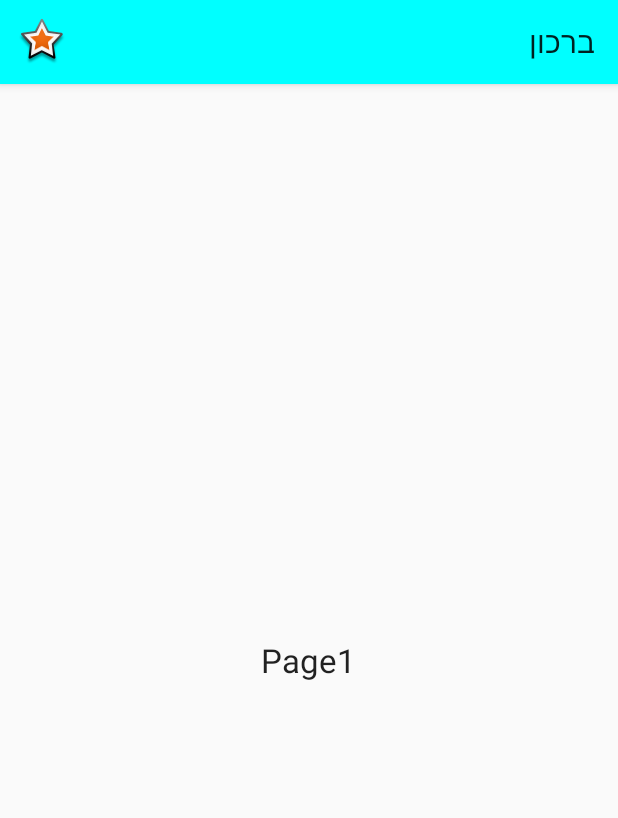
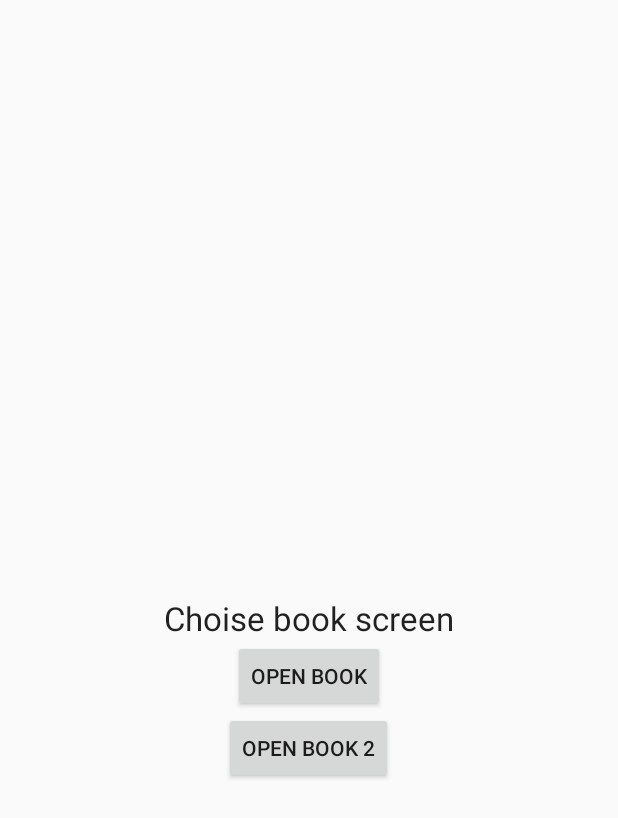
Before and after one commit to sergey-korchagin/brachot, an Android app: the screen it shows after launch (MainActivity before the commit, ChoiceBookActivity after it), on a phone screen of 412 x 824 dp. Shown: the top 818 px of the screen. Run offline under Robolectric (Android 15) with nearby library versions, the light colour scheme and no system bars.

Commit message:
choice screen splash screen

```diff
--- a/Brakhot/app/src/main/java/com/brakhot/MainActivity.java
+++ b/Brakhot/app/src/main/java/com/brakhot/activity/BookPagerActivity.java
@@ -1,4 +1,4 @@
-package com.brakhot;
+package com.brakhot.activity;
 
 import android.graphics.Color;
 import android.support.v4.view.ViewPager;
@@ -9,11 +9,12 @@ import android.view.Menu;
 import android.view.MenuItem;
 
 
+import com.brakhot.R;
 import com.brakhot.adapter.ViewPagerAdapter;
 import com.brakhot.dialog.MenuDialogFragment;
 import com.brakhot.interfaces.MainActivityCallbackListener;
 
-public class MainActivity extends AppCompatActivity implements MainActivityCallbackListener {
+public class BookPagerActivity extends AppCompatActivity implements MainActivityCallbackListener {
     private Toolbar mToolbar;
     private MenuDialogFragment mMenuDialogFragmentFragment;
     private ViewPager mPager;
@@ -22,13 +23,14 @@ public class MainActivity extends AppCompatActivity implements MainActivityCallb
     @Override
     protected void onCreate(Bundle savedInstanceState) {
         super.onCreate(savedInstanceState);
-        setContentView(R.layout.activity_main);
-
+        setContentView(R.layout.book_pager_activity);
+        Bundle b = getIntent().getExtras();
+        String id = b.getString("id");
         mToolbar = (Toolbar) findViewById(R.id.my_toolbar);
         setSupportActionBar(mToolbar);
         try {
             if (getSupportActionBar() != null) {
-                getSupportActionBar().setTitle(R.string.app_name);
+                getSupportActionBar().setTitle(id);
             }
         } catch (NullPointerException e) {
             e.printStackTrace();
@@ -55,9 +57,7 @@ public class MainActivity extends AppCompatActivity implements MainActivityCallb
         int id = item.getItemId();
 
         switch (id) {
-//            case R.id.action_settings: {
-//                return true;
-//            }
+
             case R.id.action_favorite: {
                 mMenuDialogFragmentFragment.show(getFragmentManager(), "mMenuDialogFragmentFragment");
                 return true;
@@ -83,4 +83,5 @@ public class MainActivity extends AppCompatActivity implements MainActivityCallb
         }
     }
 
+
 }
--- /dev/null
+++ b/Brakhot/app/src/main/java/com/brakhot/activity/ChoiceBookActivity.java
@@ -0,0 +1,39 @@
+package com.brakhot.activity;
+
+import android.content.Intent;
+import android.os.Bundle;
+import android.support.annotation.Nullable;
+import android.support.v7.app.AppCompatActivity;
+import android.view.View;
+import android.widget.Button;
+
+import com.brakhot.R;
+
+public class ChoiceBookActivity extends AppCompatActivity implements View.OnClickListener {
+
+    private Button mBook;
+    private Button mBook2;
+
+    @Override
+    protected void onCreate(@Nullable Bundle savedInstanceState) {
+        super.onCreate(savedInstanceState);
+        setContentView(R.layout.choice_book_activity);
+        mBook = (Button) findViewById(R.id.button);
+        mBook.setOnClickListener(this);
+        mBook2 = (Button)findViewById(R.id.button2);
+        mBook2.setOnClickListener(this);
+    }
+
+    @Override
+    public void onClick(View v) {
+        if(mBook.getId() == v.getId()){
+            Intent intent = new Intent(ChoiceBookActivity.this, BookPagerActivity.class);
+            intent.putExtra("id","book 1");
+            startActivity(intent);
+        }else if(mBook2.getId() == v.getId()){
+            Intent intent = new Intent(ChoiceBookActivity.this, BookPagerActivity.class);
+            intent.putExtra("id","book 2");
+            startActivity(intent);
+        }
+    }
+}
--- /dev/null
+++ b/Brakhot/app/src/main/java/com/brakhot/activity/SplashScreenActivity.java
@@ -0,0 +1,31 @@
+package com.brakhot.activity;
+
+import android.content.Intent;
+import android.os.Bundle;
+import android.os.Handler;
+import android.support.annotation.Nullable;
+import android.support.v7.app.AppCompatActivity;
+
+import com.brakhot.R;
+
+public class SplashScreenActivity extends AppCompatActivity {
+
+    @Override
+    protected void onCreate(@Nullable Bundle savedInstanceState) {
+        super.onCreate(savedInstanceState);
+        setContentView(R.layout.splash_screen_activity);
+
+        Handler handler = new Handler();
+        handler.postDelayed(new Runnable() {
+            public void run() {
+                startMainActivity();
+            }
+        }, 2000);
+    }
+
+    private void startMainActivity() {
+        Intent intent = new Intent(this, ChoiceBookActivity.class);
+        startActivity(intent);
+        finish();
+    }
+}
--- a/Brakhot/app/src/main/res/layout/activity_main.xml
+++ b/Brakhot/app/src/main/res/layout/book_pager_activity.xml
@@ -4,7 +4,7 @@
     android:layout_width="match_parent"
     android:layout_height="match_parent"
     android:layoutDirection="rtl"
-    tools:context=".MainActivity">
+    tools:context=".activity.BookPagerActivity">
 
     <android.support.v7.widget.Toolbar
         android:id="@+id/my_toolbar"
--- /dev/null
+++ b/Brakhot/app/src/main/res/layout/choice_book_activity.xml
@@ -0,0 +1,31 @@
+<?xml version="1.0" encoding="utf-8"?>
+<RelativeLayout xmlns:android="http://schemas.android.com/apk/res/android"
+    android:orientation="vertical" android:layout_width="match_parent"
+    android:layout_height="match_parent">
+
+    <TextView
+        android:layout_width="wrap_content"
+        android:layout_height="wrap_content"
+        android:textAppearance="?android:attr/textAppearanceLarge"
+        android:text="Choise book screen"
+        android:id="@+id/textView"
+        android:layout_gravity="center_horizontal"
+        android:layout_centerVertical="true"
+        android:layout_centerHorizontal="true" />
+
+    <Button
+        android:layout_width="wrap_content"
+        android:layout_height="wrap_content"
+        android:text="Open Book"
+        android:id="@+id/button"
+        android:layout_below="@+id/textView"
+        android:layout_centerHorizontal="true" />
+
+    <Button
+        android:layout_width="wrap_content"
+        android:layout_height="wrap_content"
+        android:text="open book 2"
+        android:id="@+id/button2"
+        android:layout_below="@+id/button"
+        android:layout_centerHorizontal="true" />
+</RelativeLayout>
--- a/Brakhot/app/src/main/res/menu/menu_main.xml
+++ b/Brakhot/app/src/main/res/menu/menu_main.xml
@@ -1,7 +1,7 @@
 <menu xmlns:android="http://schemas.android.com/apk/res/android"
     xmlns:app="http://schemas.android.com/apk/res-auto"
     xmlns:tools="http://schemas.android.com/tools"
-    tools:context=".MainActivity">
+    tools:context=".activity.BookPagerActivity">
 
     <item
         android:id="@+id/action_favorite"
```
Also changed, not shown: Brakhot/app/src/main/AndroidManifest.xml (+18 -6 lines), Brakhot/app/src/main/java/com/brakhot/Utils/FlyModeUtils.java (deleted, +0 -7 lines), Brakhot/app/src/main/java/com/brakhot/dialog/MenuDialogFragment.java (+9 -0 lines), Brakhot/app/src/main/res/layout/splash_screen_activity.xml (added, +14 -0 lines), 1 other file.
